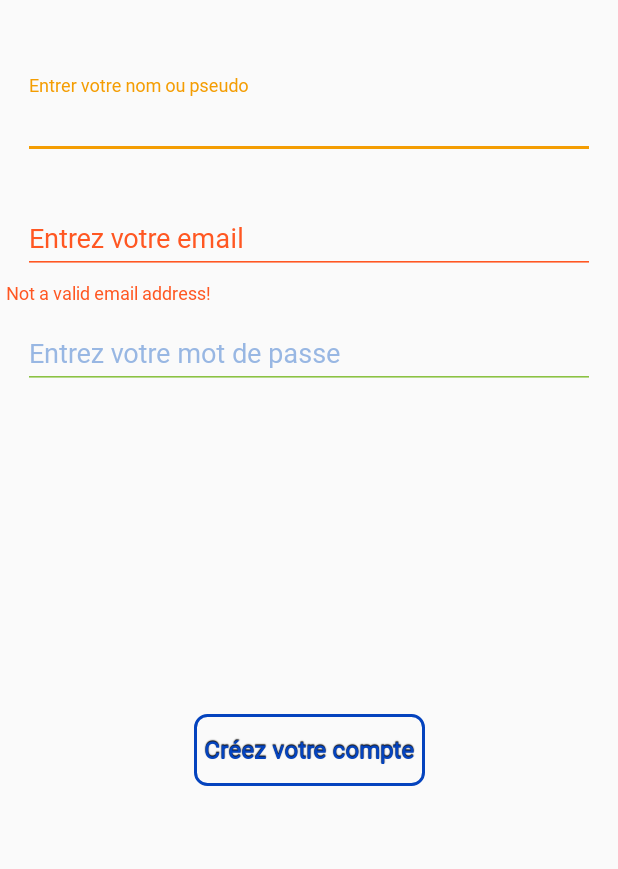
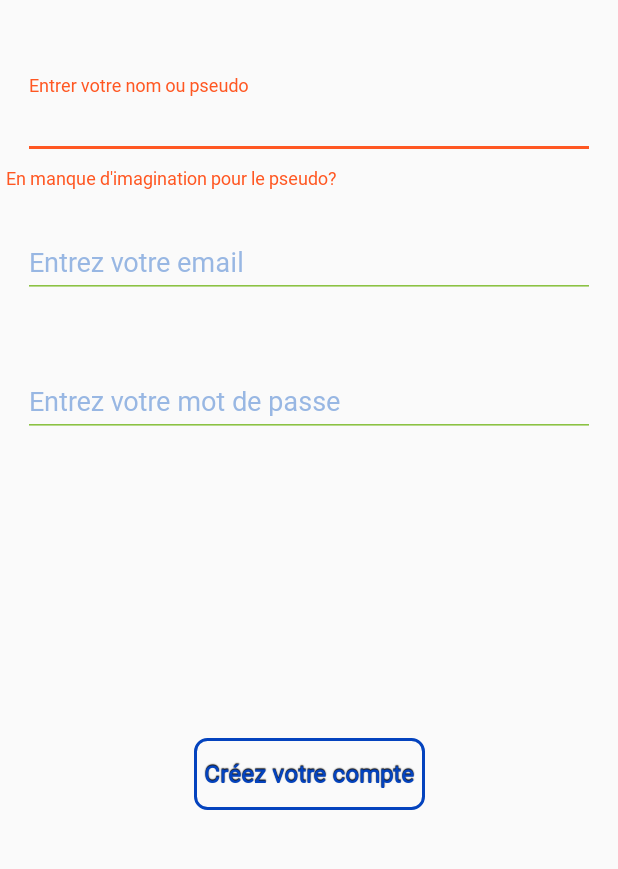
Before and after one commit to helenavan/MyBooks, an Android app: the SignupActivity screen opened directly, with no data from a screen before it, after a tap on "Créez votre compte", on a phone screen of 412 x 824 dp, the part 156-1025 px from its top. Run offline under Robolectric (Android 15) with nearby library versions, the phone set to English and light mode, and no system bars; our stand-ins replace Firebase (no records; nobody signed in at launch, a user with empty details on screens opened directly).

Commit message:
floating label SignupActivity

```diff
--- a/app/src/main/java/com/helenacorp/android/mybibliotheque/SignupActivity.java
+++ b/app/src/main/java/com/helenacorp/android/mybibliotheque/SignupActivity.java
@@ -6,14 +6,18 @@ import android.os.Build;
 import android.os.Bundle;
 import android.support.annotation.NonNull;
 import android.support.annotation.RequiresApi;
+import android.support.design.widget.TextInputEditText;
 import android.support.design.widget.TextInputLayout;
 import android.support.v7.app.AppCompatActivity;
+import android.text.Editable;
+import android.text.TextUtils;
+import android.text.TextWatcher;
 import android.view.Gravity;
 import android.view.LayoutInflater;
 import android.view.View;
 import android.view.ViewGroup;
+import android.view.WindowManager;
 import android.widget.Button;
-import android.widget.EditText;
 import android.widget.TextView;
 import android.widget.Toast;
 
@@ -37,7 +41,7 @@ public class SignupActivity extends AppCompatActivity implements View.OnClickLis
     private FirebaseUser user;
     private DatabaseReference ref;
     private FirebaseAuth.AuthStateListener mAuthListener;
-    private EditText authName, authEmail, authPassw;
+    private TextInputEditText authName, authEmail, authPassw;
     private TextInputLayout authNameParent, authEmailParent, authPassParent;
     private Button btnCreatAccount;
     private String displayName, useremail, password, name;
@@ -62,29 +66,38 @@ public class SignupActivity extends AppCompatActivity implements View.OnClickLis
         authEmailParent = findViewById(R.id.email_signup_parent);
         authPassParent = findViewById(R.id.password_signup_parent);
 
-        //Typeface typeface = Typeface.createFromAsset(getAssets(),"font/skybird.otf");
-        //txtTitle.setTypeface(typeface);
-
         btnCreatAccount = (Button) findViewById(R.id.btn_creatAccount);
         btnCreatAccount.setOnClickListener(this);
+        authName.addTextChangedListener(new MyTextWatcher(authName));
+        authEmail.addTextChangedListener(new MyTextWatcher(authEmail));
+        authPassw.addTextChangedListener(new MyTextWatcher(authPassw));
 
         mAuth = FirebaseAuth.getInstance();
-
     }
 
     public void validation() {
-        if (authName.getText().length() == 0 ||
+        if (!validateName()) {
+            return;
+        }
+
+        if (!validateEmail()) {
+            return;
+        }
+
+        if (!validatePassword()) {
+            return;
+        }
+        loginAccount(displayName = authName.getText().toString(), authEmail.getText().toString(), authPassw.getText().toString());
+     /*   if (authName.getText().length() == 0 ||
                 authEmail.getText().length() == 0 || authPassw.getText().length() == 0) {
             messToast.setText(R.string.mlog_tss);
             messageToast();
         } else {
             loginAccount(displayName = authName.getText().toString(), authEmail.getText().toString(), authPassw.getText().toString());
-        }
+        }*/
     }
 
     private void loginAccount(final String name, String email, String password) {
-        //showProgressDialog();
-
         // START create_user_with_email
         mAuth.createUserWithEmailAndPassword(email, password)
                 .addOnCompleteListener(this, new OnCompleteListener<AuthResult>() {
@@ -116,7 +129,6 @@ public class SignupActivity extends AppCompatActivity implements View.OnClickLis
                             // If sign in fails, display a message to the user.
                         }
 
-                        //hideProgressDialog();
                     }
 
                 });
@@ -129,35 +141,50 @@ public class SignupActivity extends AppCompatActivity implements View.OnClickLis
         toast1.show();
     }
 
-    public void validationAuth() {
-        useremail = authEmailParent.getEditText().getText().toString();
-        password = authPassParent.getEditText().getText().toString();
-        name = authNameParent.getEditText().getText().toString();
-        if (!validateEmail(useremail)) {
-            authEmailParent.setError("Not a valid email address!");
-        } else if (!validatePassword(password)) {
-            authPassParent.setError("Not a valid password!");
-        } else if (!validateName(name)) {
-            authNameParent.setError("pas bon");
+ private boolean validateName() {
+     if (authName.getText().toString().trim().length() < 3) {
+         authNameParent.setError(getString(R.string.error_name));
+         requestFocus(authName);
+         return false;
+     } else {
+         authNameParent.setErrorEnabled(false);
+     }
+
+     return true;
+ }
+    private boolean validatePassword() {
+        if (authPassw.getText().toString().trim().length() < 6) {
+            authPassParent.setError(getString(R.string.error_password));
+            requestFocus(authPassw);
+            return false;
         } else {
-            authNameParent.setErrorEnabled(false);
+            authPassParent.setErrorEnabled(false);
+        }
+
+        return true;
+    }
+    public boolean validateEmail() {
+        String email = authEmail.getText().toString().trim();
+        if (email.isEmpty() || !isValidEmail(email)) {
+            authEmailParent.setError(getString(R.string.error_email));
+            requestFocus(authEmail);
+            return false;
+        } else {
             authEmailParent.setErrorEnabled(false);
-            authPassParent.setErrorEnabled(false);
+        }
+        return true;
+    }
+
+    private static boolean isValidEmail(String email) {
+        return !TextUtils.isEmpty(email) && android.util.Patterns.EMAIL_ADDRESS.matcher(email).matches();
+    }
+
+    private void requestFocus(View view) {
+        if (view.requestFocus()) {
+            getWindow().setSoftInputMode(WindowManager.LayoutParams.SOFT_INPUT_STATE_ALWAYS_VISIBLE);
         }
     }
 
-    public boolean validateEmail(String email) {
-        matcher = pattern.matcher(email);
-        return matcher.matches();
-    }
-
-    public boolean validatePassword(String password) {
-        return password.length() > 5;
-    }
-
-    public boolean validateName(String name) {
-        return name.length() > 1;
-    }
 
 /*
     @Override
@@ -178,7 +205,36 @@ public class SignupActivity extends AppCompatActivity implements View.OnClickLis
     public void onClick(View view) {
         if (view == btnCreatAccount) {
             validation();
-            validationAuth();
+           // validationAuth();
+        }
+    }
+
+    private class MyTextWatcher implements TextWatcher {
+
+        private View view;
+
+        private MyTextWatcher(View view) {
+            this.view = view;
+        }
+
+        public void beforeTextChanged(CharSequence charSequence, int i, int i1, int i2) {
+        }
+
+        public void onTextChanged(CharSequence charSequence, int i, int i1, int i2) {
+        }
+
+        public void afterTextChanged(Editable editable) {
+            switch (view.getId()) {
+                case R.id.name_signup:
+                    validateName();
+                    break;
+                case R.id.email_signup:
+                    validateEmail();
+                    break;
+                case R.id.password_signup:
+                    validatePassword();
+                    break;
+            }
         }
     }
 }
--- a/app/src/main/java/com/helenacorp/android/mybibliotheque/SubmitBookActivity.java
+++ b/app/src/main/java/com/helenacorp/android/mybibliotheque/SubmitBookActivity.java
@@ -198,7 +198,6 @@ public class SubmitBookActivity extends AppCompatActivity implements View.OnClic
     //compresse la photo sélectionnée pour la couverture et l'envoie sur firebase
     public void sendBookcover() {
         final String userName = user.getDisplayName();
-        // mImageBookVisible.setImageBitmap(null);
         mImageBookVisible.setDrawingCacheEnabled(true);
         mImageBookVisible.buildDrawingCache();
         Bitmap bitmap = mImageBookVisible.getDrawingCache();
@@ -340,7 +339,7 @@ public class SubmitBookActivity extends AppCompatActivity implements View.OnClic
                     //showMessage("Got book: " + book.getTitle());
                     titleName.setText(book.getTitle());
                     if (book.getDescription() != null || book.getAuthors() != null || book.getImageLinks().getThumbnail() != null) {
-                        lastName.setText(book.getAuthors().get(0).toString());
+                        lastName.setText(book.getAuthors().toString());
                         resum.setText(book.getDescription().toString());
                         mImageBookVisible.setAdjustViewBounds(true);
                         Picasso.with(SubmitBookActivity.this)
--- a/app/src/main/res/layout/activity_book_detail.xml
+++ b/app/src/main/res/layout/activity_book_detail.xml
@@ -76,7 +76,7 @@
                             android:layout_gravity="center_horizontal"
                             android:layout_marginTop="4dp"
                             android:maxLines="1"
-                            android:maxLength="30"
+                            android:maxLength="35"
                             android:ellipsize="end"
                             android:text="The famous meme"
                             android:fontFamily="@font/font_born"
--- a/app/src/main/res/layout/activity_signup.xml
+++ b/app/src/main/res/layout/activity_signup.xml
@@ -27,11 +27,12 @@
         android:layout_height="wrap_content"
         android:layout_marginTop="50dp"
         app:errorEnabled="true"
+        app:counterOverflowTextAppearance="@style/CounterOverFlow"
         app:layout_constraintLeft_toLeftOf="parent"
         app:layout_constraintRight_toRightOf="parent"
         app:layout_constraintTop_toBottomOf="@+id/txt_signup">
 
-        <EditText
+        <android.support.design.widget.TextInputEditText
             android:id="@+id/name_signup"
             android:layout_width="match_parent"
             android:layout_height="wrap_content"
@@ -46,12 +47,14 @@
         android:id="@+id/email_signup_parent"
         android:layout_width="match_parent"
         android:layout_height="wrap_content"
+        android:layout_marginTop="16dp"
         app:errorEnabled="true"
+        app:counterOverflowTextAppearance="@style/CounterOverFlow"
         app:layout_constraintLeft_toLeftOf="parent"
         app:layout_constraintRight_toRightOf="parent"
         app:layout_constraintTop_toBottomOf="@+id/name_singup_parent">
 
-        <EditText
+        <android.support.design.widget.TextInputEditText
             android:id="@+id/email_signup"
             android:layout_width="match_parent"
             android:layout_height="wrap_content"
@@ -67,11 +70,13 @@
         android:layout_width="match_parent"
         android:layout_height="wrap_content"
         app:errorEnabled="true"
+        android:layout_marginTop="16dp"
+        app:counterOverflowTextAppearance="@style/CounterOverFlow"
         app:layout_constraintLeft_toLeftOf="parent"
         app:layout_constraintRight_toRightOf="parent"
         app:layout_constraintTop_toBottomOf="@+id/email_signup_parent">
 
-        <EditText
+        <android.support.design.widget.TextInputEditText
             android:id="@+id/password_signup"
             android:layout_width="match_parent"
             android:layout_height="wrap_content"
--- a/app/src/main/res/values/strings.xml
+++ b/app/src/main/res/values/strings.xml
@@ -20,6 +20,9 @@
     <string name="hint_passw">Entrez votre mot de passe</string>
     <string name="hint_email">Entrez votre email</string>
     <string name="title_activity_main">MainActivity</string>
+    <string name="error_name">En manque d\'imagination pour le pseudo?</string>
+    <string name="error_email">Est-ce un Email?</string>
+    <string name="error_password">Il faut 6 caractères, au moins!</string>
 
     <string name="navigation_drawer_open">Open navigation drawer</string>
     <string name="navigation_drawer_close">Close navigation drawer</string>
--- a/app/src/main/res/values/styles.xml
+++ b/app/src/main/res/values/styles.xml
@@ -19,6 +19,15 @@
         <item name="colorControlActivated">@color/orangeD</item>
         <item name="colorControlHighlight">@color/Highlight</item>
 
+    </style>
+    <style name="CounterOverFlow" parent="TextAppearance.Design.Counter.Overflow">
+        <item name="android:textSize">16sp</item>
+        <item name="android:textColor">@color/orange</item>
+    </style>
+
+    <style name="ErrorText" parent="TextAppearance.Design.Error">
+        <item name="android:textSize">16sp</item>
+        <item name="android:textColor">@color/bleu_gray</item>
     </style>
 
     <style name="buttonTheme" parent="@android:style/Widget.Button">
```
